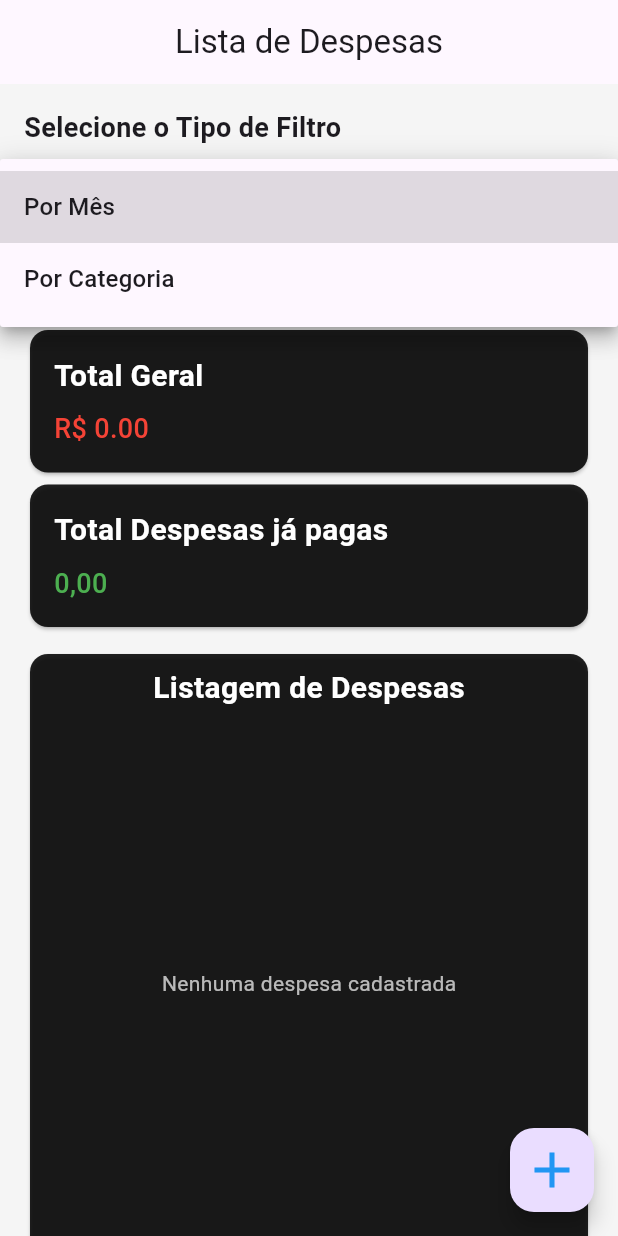
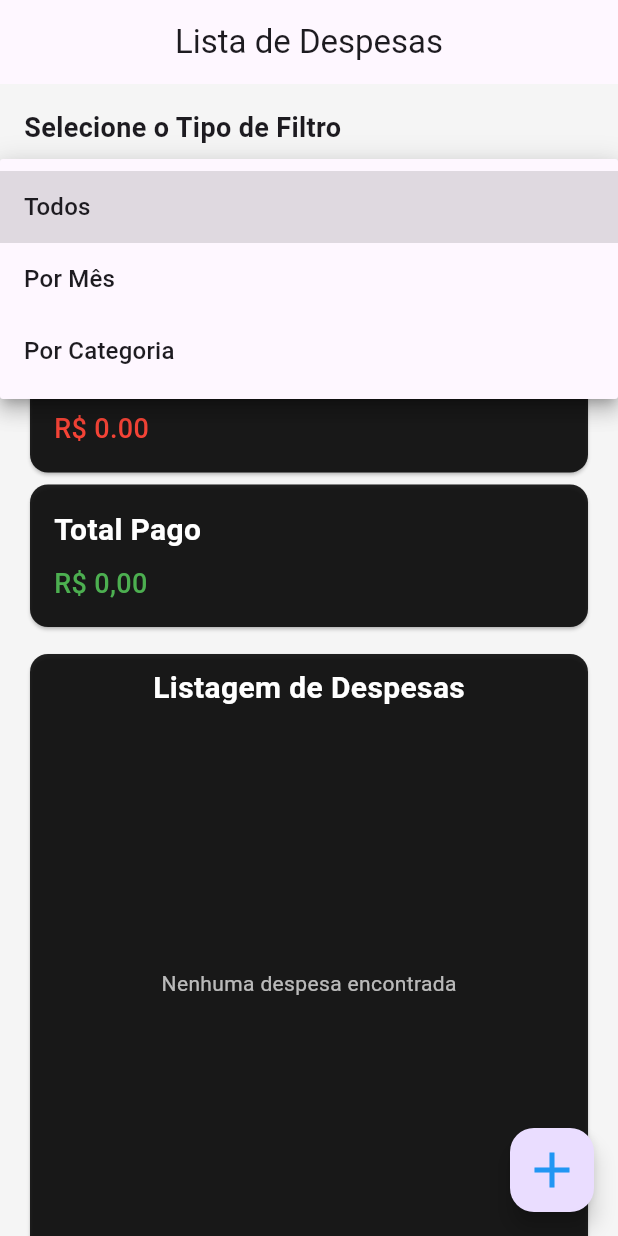
Before and after one commit to KaueSobreira/Aplicativo_Financeiro_Mobile, a Flutter app: the screen it shows after launch, after a tap on "Tipo de Filtro", on a phone screen of 412 x 824 dp. Run offline on Flutter 3.47's test engine with Material 3 defaults, Android fonts, the phone set to English and light mode, and no system bars; our stand-ins replace file_picker, image_picker, month_picker_dialog, sqflite; accounts and stored records are empty.

Commit message:
update: implementado a filtragem funcional das despesas

```diff
--- a/lib/pages/expense_list_page.dart
+++ b/lib/pages/expense_list_page.dart
@@ -14,48 +14,90 @@ class ExpenseListPage extends StatefulWidget {
 
 class _ExpenseListPageState extends State<ExpenseListPage> {
   String? tipoFiltroSelecionado;
-  DateTime? dataFiltagem;
+  DateTime? dataFiltragem;
+  String? categoriaFiltroSelecionada;
 
   final TextEditingController dataControllerFiltragem = TextEditingController();
-  final TextEditingController descricaoController = TextEditingController();
 
-  // Variáveis para armazenar dados do banco
-  List<Despesa> _listaDespesas = [];
+  List<Despesa> _todasDespesas = [];
+  List<Despesa> _listaExibida = [];
   final DespesaDAO _dao = DespesaDAO();
-  double _totalDespesas = 0.0;
+  double _totalExibido = 0.0;
+
+  final List<String> _categorias = [
+    "Alimentação",
+    "Transporte",
+    "Moradia",
+    "Saúde",
+    "Educação",
+    "Lazer",
+    "Outros"
+  ];
 
   @override
   void initState() {
     super.initState();
-    _atualizarDados(); // Carrega os dados ao iniciar
+    _buscarDadosDoBanco();
   }
 
-  // Função que busca no banco e atualiza a tela
-  Future<void> _atualizarDados() async {
+  Future<void> _buscarDadosDoBanco() async {
     final lista = await _dao.listar();
+    setState(() {
+      _todasDespesas = lista;
+      _aplicarFiltros();
+    });
+  }
 
-    // Lógica simples de soma para o card de resumo
+  void _aplicarFiltros() {
+    List<Despesa> temp = List.from(_todasDespesas);
+
+    if (tipoFiltroSelecionado == "Por Mês" && dataFiltragem != null) {
+      temp = temp.where((d) {
+        try {
+          final parts = d.dataVencimento.split('/');
+          final mes = int.parse(parts[1]);
+          final ano = int.parse(parts[2]);
+          return mes == dataFiltragem!.month && ano == dataFiltragem!.year;
+        } catch (e) {
+          return false;
+        }
+      }).toList();
+    } else if (tipoFiltroSelecionado == "Por Categoria" && categoriaFiltroSelecionada != null) {
+      temp = temp.where((d) => d.categoria == categoriaFiltroSelecionada).toList();
+    }
+
     double soma = 0;
-    for (var d in lista) {
+    for (var d in temp) {
       soma += d.valor;
     }
 
     setState(() {
-      _listaDespesas = lista;
-      _totalDespesas = soma;
+      _listaExibida = temp;
+      _totalExibido = soma;
     });
   }
 
   @override
   void dispose() {
     dataControllerFiltragem.dispose();
-    descricaoController.dispose();
     super.dispose();
   }
 
   String _mesNome(int mes) {
     const nomes = ["", "Janeiro", "Fevereiro", "Março", "Abril", "Maio", "Junho", "Julho", "Agosto", "Setembro", "Outubro", "Novembro", "Dezembro"];
     return nomes[mes];
+  }
+
+  IconData _getIconeCategoria(String categoria) {
+    switch (categoria) {
+      case "Alimentação": return Icons.restaurant;
+      case "Transporte": return Icons.directions_car;
+      case "Moradia": return Icons.home;
+      case "Saúde": return Icons.local_hospital;
+      case "Educação": return Icons.school;
+      case "Lazer": return Icons.beach_access;
+      default: return Icons.attach_money;
+    }
   }
 
   @override
@@ -66,10 +108,8 @@ class _ExpenseListPageState extends State<ExpenseListPage> {
 
       floatingActionButton: FloatingActionButton(
         onPressed: () async {
-          // O 'await' aqui espera o dialog fechar antes de continuar
           await mostrarDialogCadastro(context);
-          // Quando fecha, atualiza a lista
-          _atualizarDados();
+          _buscarDadosDoBanco();
         },
         child: const Icon(Icons.add, size: 40, color: Colors.blue),
       ),
@@ -79,13 +119,14 @@ class _ExpenseListPageState extends State<ExpenseListPage> {
         child: Column(
           crossAxisAlignment: CrossAxisAlignment.start,
           children: [
-            // ... Seção de Filtros (mantida igual) ...
             const Text("Selecione o Tipo de Filtro", style: TextStyle(fontSize: 18, fontWeight: FontWeight.bold)),
             const SizedBox(height: 12),
+
             DropdownButtonFormField<String>(
-              initialValue: tipoFiltroSelecionado,
+              value: tipoFiltroSelecionado,
               decoration: const InputDecoration(labelText: "Tipo de Filtro", border: OutlineInputBorder()),
               items: const [
+                DropdownMenuItem(value: "Todos", child: Text("Todos")),
                 DropdownMenuItem(value: "Por Mês", child: Text("Por Mês")),
                 DropdownMenuItem(value: "Por Categoria", child: Text("Por Categoria")),
               ],
@@ -93,11 +134,15 @@ class _ExpenseListPageState extends State<ExpenseListPage> {
                 setState(() {
                   tipoFiltroSelecionado = valor;
                   dataControllerFiltragem.clear();
-                  descricaoController.clear();
+                  dataFiltragem = null;
+                  categoriaFiltroSelecionada = null;
+                  _aplicarFiltros();
                 });
               },
             ),
+
             const SizedBox(height: 20),
+
             if (tipoFiltroSelecionado == "Por Mês")
               TextField(
                 controller: dataControllerFiltragem,
@@ -113,41 +158,52 @@ class _ExpenseListPageState extends State<ExpenseListPage> {
                   );
                   if (mesSelecionado != null) {
                     setState(() {
-                      dataFiltagem = mesSelecionado;
+                      dataFiltragem = mesSelecionado;
                       dataControllerFiltragem.text = "${_mesNome(mesSelecionado.month)} / ${mesSelecionado.year}";
+                      _aplicarFiltros();
                     });
                   }
                 },
               )
             else if (tipoFiltroSelecionado == "Por Categoria")
-              TextField(
-                controller: descricaoController,
-                decoration: const InputDecoration(labelText: "Descrição da Categoria", border: OutlineInputBorder()),
+              DropdownButtonFormField<String>(
+                value: categoriaFiltroSelecionada,
+                decoration: const InputDecoration(
+                  labelText: "Selecione a Categoria",
+                  border: OutlineInputBorder(),
+                ),
+                items: _categorias.map((cat) {
+                  return DropdownMenuItem(value: cat, child: Text(cat));
+                }).toList(),
+                onChanged: (valor) {
+                  setState(() {
+                    categoriaFiltroSelecionada = valor;
+                    _aplicarFiltros();
+                  });
+                },
               ),
+
             const SizedBox(height: 30),
 
-            // CARDS DE RESUMO (DADOS REAIS)
             ResumoCard(
-              titulo: "Total Geral",
-              valor: "R\$ ${_totalDespesas.toStringAsFixed(2)}", // Valor dinâmico
+              titulo: "Total Filtrado",
+              valor: "R\$ ${_totalExibido.toStringAsFixed(2)}",
               corValor: Colors.red,
             ),
 
-            // Mantive os outros cards estáticos por enquanto
             const ResumoCard(
-              titulo: "Total Despesas já pagas",
-              valor: "0,00",
+              titulo: "Total Pago",
+              valor: "R\$ 0,00",
               corValor: Colors.green,
             ),
 
             const SizedBox(height: 10),
 
-            // LISTA DE DESPESAS
             Card(
               color: Colors.black87,
               child: Container(
                 width: double.infinity,
-                height: 400, // Aumentei um pouco
+                height: 400,
                 padding: const EdgeInsets.all(8),
                 child: Column(
                   children: [
@@ -157,15 +213,14 @@ class _ExpenseListPageState extends State<ExpenseListPage> {
                     ),
                     const SizedBox(height: 10),
 
-                    // AQUI ESTÁ A LISTVIEW REAL
                     Expanded(
-                      child: _listaDespesas.isEmpty
-                      ? const Center(child: Text("Nenhuma despesa cadastrada", style: TextStyle(color: Colors.white70)))
+                      child: _listaExibida.isEmpty
+                      ? const Center(child: Text("Nenhuma despesa encontrada", style: TextStyle(color: Colors.white70)))
                       : ListView.separated(
-                          itemCount: _listaDespesas.length,
+                          itemCount: _listaExibida.length,
                           separatorBuilder: (_, __) => const Divider(color: Colors.white24),
                           itemBuilder: (context, index) {
-                            final despesa = _listaDespesas[index];
+                            final despesa = _listaExibida[index];
                             return ListTile(
                               leading: CircleAvatar(
                                 backgroundColor: Colors.blueGrey,
@@ -197,17 +252,4 @@ class _ExpenseListPageState extends State<ExpenseListPage> {
       ),
     );
   }
-
-  // Função auxiliar para ícones
-  IconData _getIconeCategoria(String categoria) {
-    switch (categoria) {
-      case "Alimentação": return Icons.restaurant;
-      case "Transporte": return Icons.directions_car;
-      case "Moradia": return Icons.home;
-      case "Saúde": return Icons.local_hospital;
-      case "Educação": return Icons.school;
-      case "Lazer": return Icons.beach_access;
-      default: return Icons.attach_money;
-    }
-  }
 }
```
